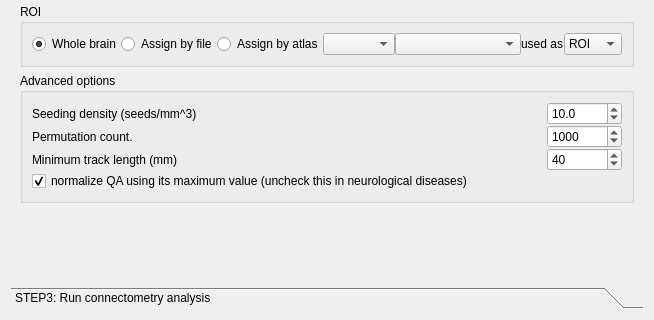
This is tracking/vbc_dialog.ui in frankyeh/DSI-Studio as Qt 5 draws it before an edit; both pictures show x 0 to 654 and y 172 to 492 of the 654 by 492 pixel window. The edited form follows.
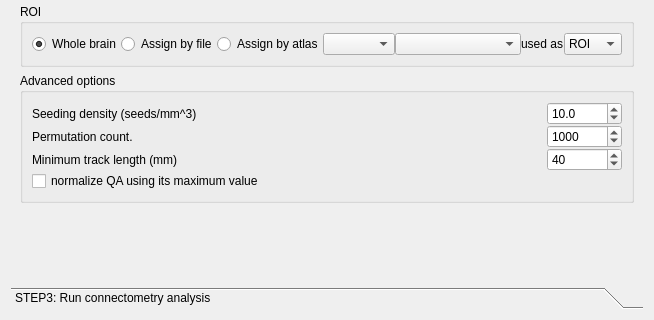
This is the edited form. The open tabs and pages were chosen to show the change. Icons and pictures are not drawn. Custom widgets are drawn as their Qt base class.

Diff of the .ui file:
```diff
--- a/tracking/vbc_dialog.ui
+++ b/tracking/vbc_dialog.ui
@@ -956,11 +956,14 @@
              </item>
              <item>
               <widget class="QCheckBox" name="normalize_qa">
+               <property name="enabled">
+                <bool>true</bool>
+               </property>
                <property name="text">
-                <string>normalize QA using its maximum value (uncheck this in neurological diseases)</string>
+                <string>normalize QA using its maximum value</string>
                </property>
                <property name="checked">
-                <bool>true</bool>
+                <bool>false</bool>
                </property>
               </widget>
              </item>
```
Left out of the diff: 4 changed lines with no effect on the pictures.
